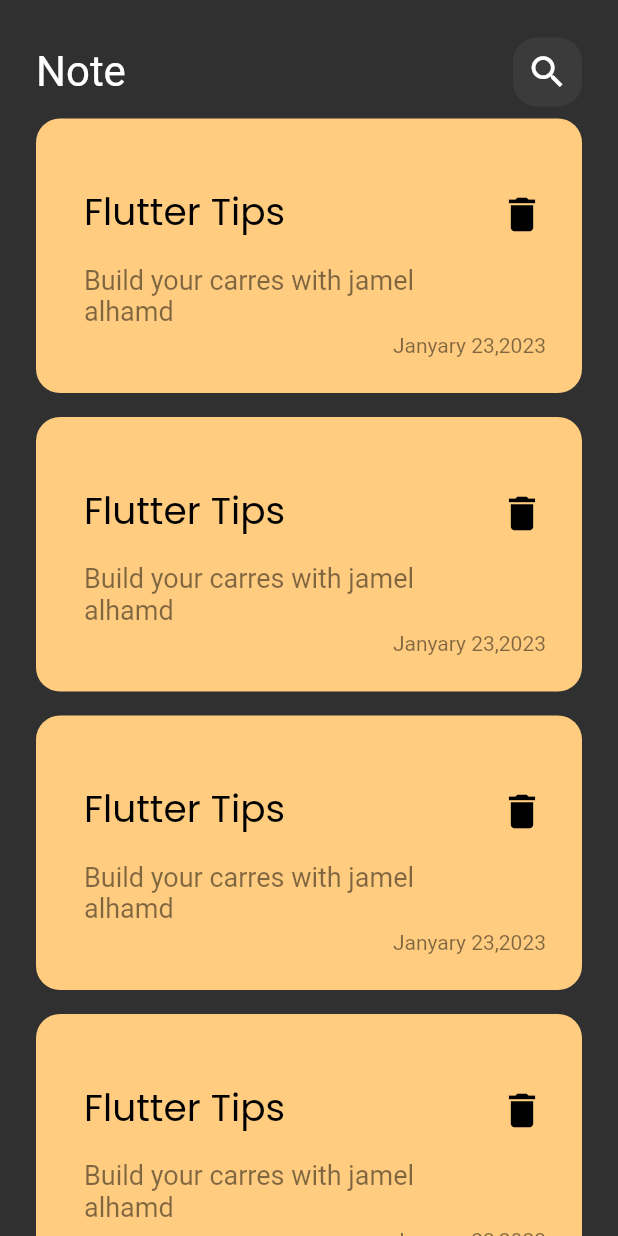
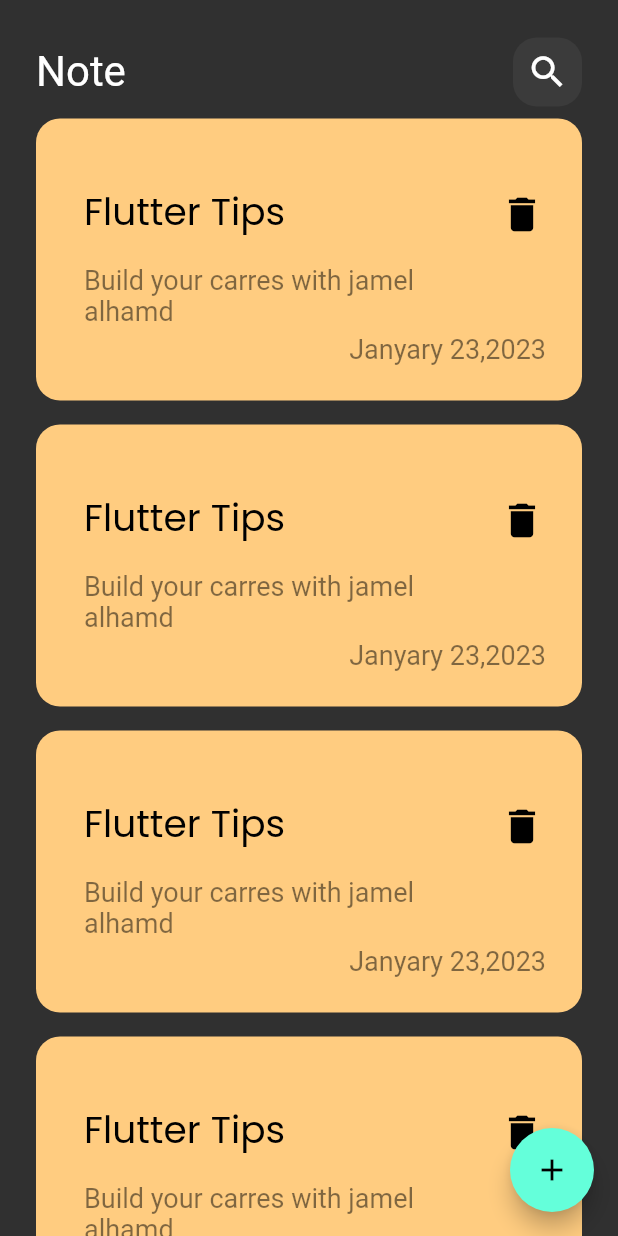
Before and after one commit to jamelalhamd/notes-app, a Flutter app: the screen it shows after launch, on a phone screen of 412 x 824 dp. Run offline on Flutter 3.47's test engine with Material 2 defaults, Android fonts, the phone set to English and light mode, and no system bars; Roboto replaces fonts that are missing (ssets/fonts/Poppins-Regular.ttf).

Commit message:
add floatting button

```diff
--- a/lib/Widget/resublewidget.dart
+++ b/lib/Widget/resublewidget.dart
@@ -67,7 +67,7 @@ class NoteListvieItem extends StatelessWidget {
           Padding(
             padding: const EdgeInsets.only(right: 24),
             child: Text('Janyary 23,2023',style: TextStyle(
-                fontSize: 14,
+                fontSize: 18,
                 color: Colors.black.withOpacity(.5))),
           )
         ],
@@ -78,11 +78,21 @@ class NoteListvieItem extends StatelessWidget {
 }
 
 class  Notelistview extends StatelessWidget {
-  const  Notelistview({super.key});
+    Notelistview({super.key});
 
+ final date=const [
+   Colors.blue,
+   Colors.amber,
+   Colors.deepOrangeAccent,
+   Colors.greenAccent
+
+
+ ];
+int i=0;
   @override
   Widget build(BuildContext context) {
     return  ListView.builder(
+
       itemCount: 50,
 
 
--- a/lib/main.dart
+++ b/lib/main.dart
@@ -1,5 +1,6 @@
 import 'package:flutter/material.dart';
 import 'package:tharwat2/NotesView.dart';
+import 'package:tharwat2/Widget/NotesBody.dart';
 
 void main() {
   runApp(const MyApp());
@@ -19,7 +20,16 @@ brightness: Brightness.dark,
         fontFamily: 'ssets/fonts/Poppins-Regular.ttf'
 
       ),
-      home: NotesView(),
+      home: Scaffold(
+
+        body: NotesBody(),
+        floatingActionButton: FloatingActionButton(onPressed: (){},
+        child: Icon(Icons.add),
+        ),
+      ),
+
+
+
     );
   }
 }
```
